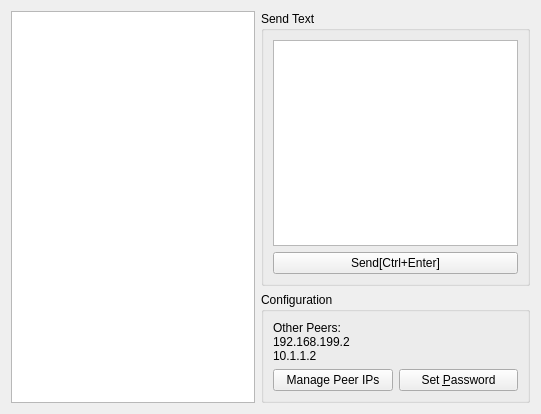
hgoldfish/lafdup, file main.ui: the form before one commit.
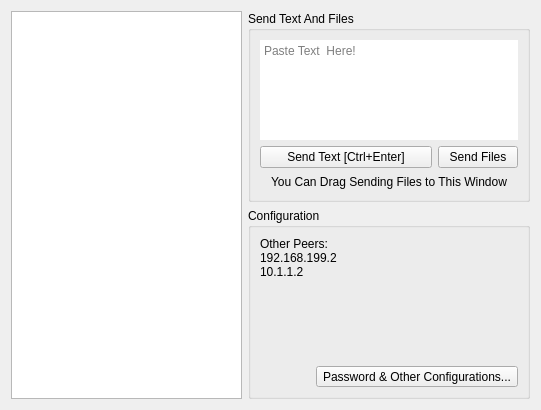
The form after the commit. Icons and pictures are not drawn.

Diff of the .ui file:
```diff
--- a/main.ui
+++ b/main.ui
@@ -7,35 +7,99 @@
     <x>0</x>
     <y>0</y>
     <width>541</width>
-    <height>414</height>
+    <height>410</height>
    </rect>
   </property>
   <property name="windowTitle">
    <string>Sync Clipboard</string>
   </property>
-  <layout class="QHBoxLayout" name="horizontalLayout">
+  <layout class="QHBoxLayout" name="horizontalLayout" stretch="90,110">
    <item>
     <widget class="QListView" name="lstCopyPaste">
+     <property name="horizontalScrollBarPolicy">
+      <enum>Qt::ScrollBarAlwaysOff</enum>
+     </property>
+     <property name="sizeAdjustPolicy">
+      <enum>QAbstractScrollArea::AdjustIgnored</enum>
+     </property>
      <property name="alternatingRowColors">
       <bool>true</bool>
      </property>
     </widget>
    </item>
    <item>
-    <layout class="QVBoxLayout" name="verticalLayout_3">
+    <layout class="QVBoxLayout" name="verticalLayout_3" stretch="100,100">
      <item>
       <widget class="QGroupBox" name="groupBox">
        <property name="title">
-        <string>Send Text</string>
+        <string>Send Text And Files</string>
        </property>
        <layout class="QVBoxLayout" name="verticalLayout">
         <item>
-         <widget class="QPlainTextEdit" name="txtContent"/>
+         <widget class="QPlainTextEdit" name="txtContent">
+          <property name="sizePolicy">
+           <sizepolicy hsizetype="Expanding" vsizetype="Expanding">
+            <horstretch>0</horstretch>
+            <verstretch>0</verstretch>
+           </sizepolicy>
+          </property>
+          <property name="maximumSize">
+           <size>
+            <width>16777215</width>
+            <height>100</height>
+           </size>
+          </property>
+          <property name="frameShape">
+           <enum>QFrame::NoFrame</enum>
+          </property>
+          <property name="horizontalScrollBarPolicy">
+           <enum>Qt::ScrollBarAlwaysOff</enum>
+          </property>
+          <property name="placeholderText">
+           <string>Paste Text  Here!</string>
+          </property>
+         </widget>
         </item>
         <item>
-         <widget class="QPushButton" name="btnSend">
+         <layout class="QHBoxLayout" name="horizontalLayout_3">
+          <item>
+           <widget class="QPushButton" name="btnSendText">
+            <property name="text">
+             <string>Send Text [Ctrl+Enter]</string>
+            </property>
+           </widget>
+          </item>
+          <item>
+           <widget class="QPushButton" name="btnSendFiles">
+            <property name="sizePolicy">
+             <sizepolicy hsizetype="Maximum" vsizetype="Fixed">
+              <horstretch>0</horstretch>
+              <verstretch>0</verstretch>
+             </sizepolicy>
+            </property>
+            <property name="text">
+             <string>Send Files</string>
+            </property>
+           </widget>
+          </item>
+         </layout>
+        </item>
+        <item>
+         <widget class="QLabel" name="label">
+          <property name="sizePolicy">
+           <sizepolicy hsizetype="Preferred" vsizetype="Maximum">
+            <horstretch>0</horstretch>
+            <verstretch>0</verstretch>
+           </sizepolicy>
+          </property>
           <property name="text">
-           <string>Send[Ctrl+Enter]</string>
+           <string>You Can Drag Sending Files to This Window</string>
+          </property>
+          <property name="alignment">
+           <set>Qt::AlignCenter</set>
+          </property>
+          <property name="wordWrap">
+           <bool>true</bool>
           </property>
          </widget>
         </item>
@@ -44,32 +108,60 @@
      </item>
      <item>
       <widget class="QGroupBox" name="groupBox_2">
+       <property name="sizePolicy">
+        <sizepolicy hsizetype="Preferred" vsizetype="Expanding">
+         <horstretch>0</horstretch>
+         <verstretch>0</verstretch>
+        </sizepolicy>
+       </property>
        <property name="title">
         <string>Configuration</string>
        </property>
        <layout class="QVBoxLayout" name="verticalLayout_2">
         <item>
          <widget class="QLabel" name="lblInformation">
+          <property name="sizePolicy">
+           <sizepolicy hsizetype="Preferred" vsizetype="Expanding">
+            <horstretch>0</horstretch>
+            <verstretch>0</verstretch>
+           </sizepolicy>
+          </property>
           <property name="text">
            <string>Other Peers:
 192.168.199.2
 10.1.1.2</string>
           </property>
+          <property name="alignment">
+           <set>Qt::AlignLeading|Qt::AlignLeft|Qt::AlignTop</set>
+          </property>
          </widget>
         </item>
         <item>
          <layout class="QHBoxLayout" name="horizontalLayout_2">
           <item>
-           <widget class="QPushButton" name="btnManageKnownPeer">
-            <property name="text">
-             <string>Manage Peer IPs</string>
+           <spacer name="horizontalSpacer">
+            <property name="orientation">
+             <enum>Qt::Horizontal</enum>
             </property>
-           </widget>
+            <property name="sizeHint" stdset="0">
+             <size>
+              <width>40</width>
+              <height>20</height>
+             </size>
+            </property>
+           </spacer>
           </item>
           <item>
-           <widget class="QPushButton" name="btnSetPassword">
+           <widget class="QToolButton" name="btnConfigure">
             <property name="text">
-             <string>Set &amp;Password</string>
+             <string>Password &amp;&amp; Other Configurations...</string>
+            </property>
+            <property name="icon">
+             <iconset resource="lafdup.qrc">
+              <normaloff>:/images/configure.png</normaloff>:/images/configure.png</iconset>
+            </property>
+            <property name="toolButtonStyle">
+             <enum>Qt::ToolButtonTextBesideIcon</enum>
             </property>
            </widget>
           </item>
```
Left out of the diff: 4 changed lines with no effect on the pictures.
